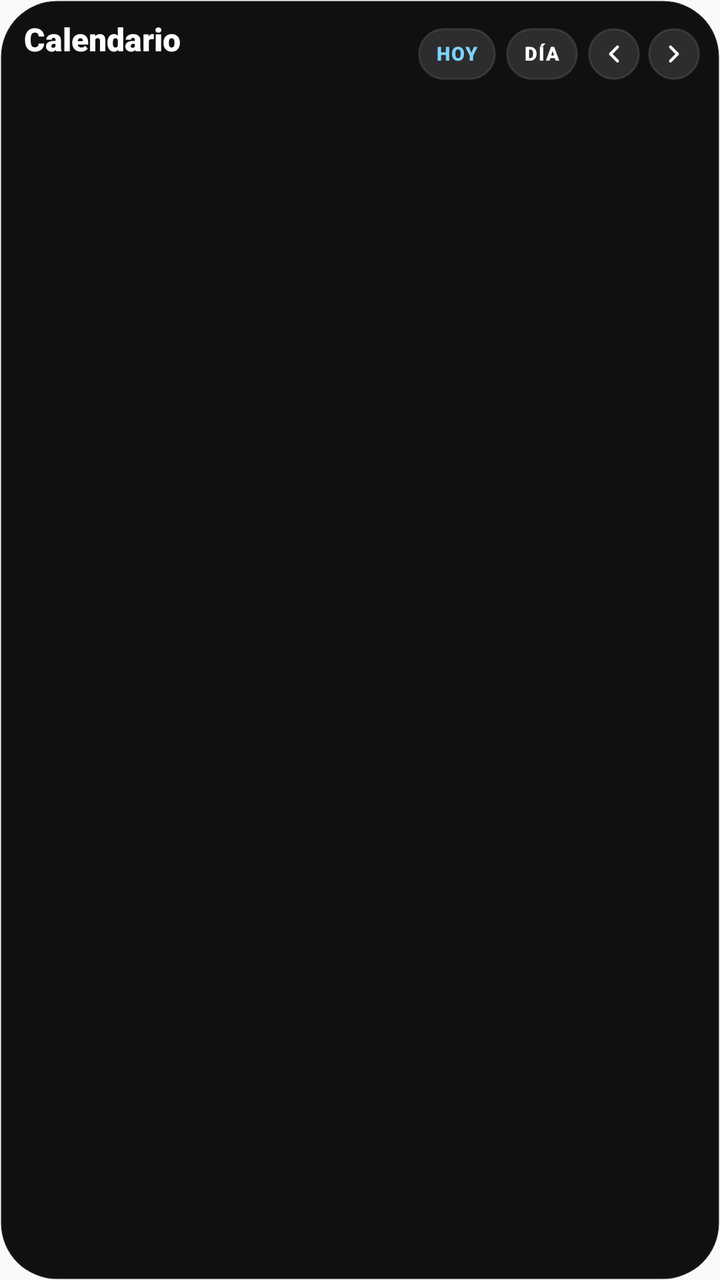
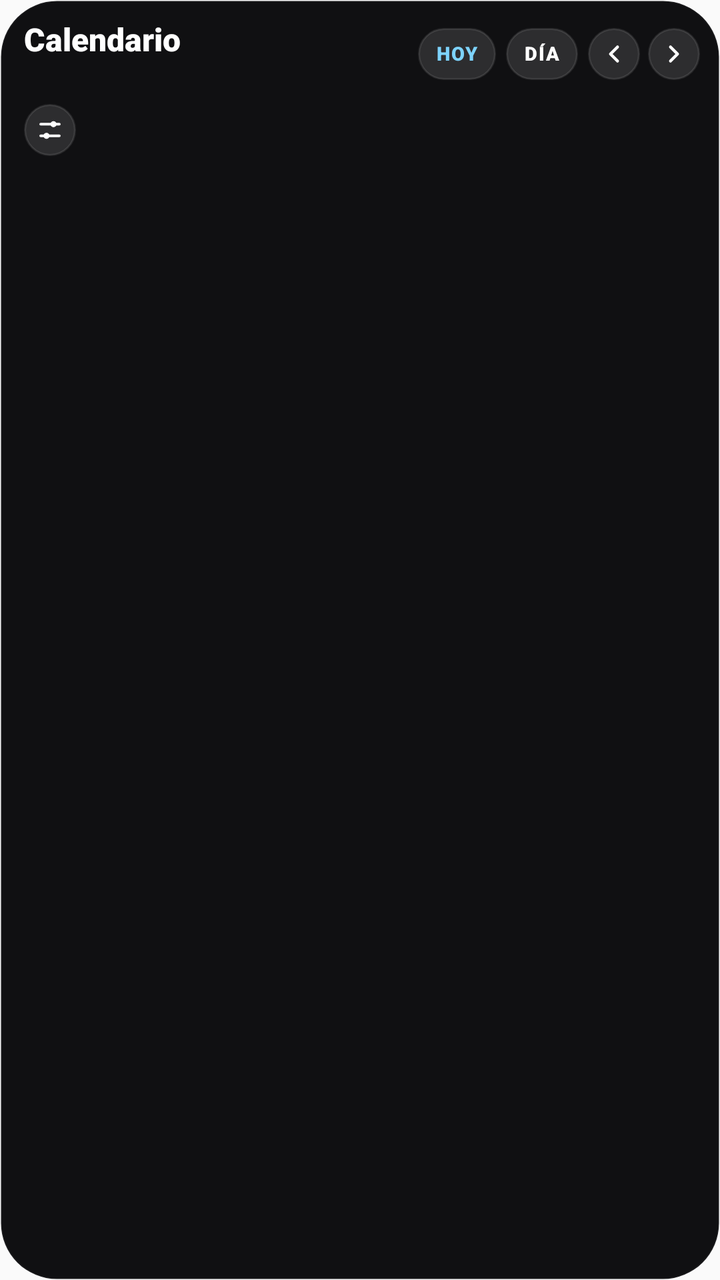

Two renders of the same Android screen: before a commit and after it. Below are the layout's source before the change and the commit's diff.
<!-- AndroidManifest.xml: application theme AppTheme -->
<!-- res/layout/widget_calendar.xml -->
<?xml version="1.0" encoding="utf-8"?>
<FrameLayout xmlns:android="http://schemas.android.com/apk/res/android"
    android:id="@+id/calendar_root"
    android:layout_width="match_parent"
    android:layout_height="match_parent">

    <ImageView
        android:id="@+id/calendar_background"
        android:layout_width="match_parent"
        android:layout_height="match_parent"
        android:scaleType="fitXY"
        android:src="@drawable/widget_background" />

    <LinearLayout
        android:layout_width="match_parent"
        android:layout_height="match_parent"
        android:orientation="vertical"
        android:paddingStart="10dp"
        android:paddingTop="8dp"
        android:paddingEnd="10dp"
        android:paddingBottom="8dp">

        
        <LinearLayout
            android:id="@+id/calendar_header"
            android:layout_width="match_parent"
            android:layout_height="38dp"
            android:gravity="center_vertical"
            android:orientation="horizontal">

            <LinearLayout
                android:id="@+id/calendar_title_box"
                android:layout_width="0dp"
                android:layout_height="wrap_content"
                android:layout_weight="1"
                android:clickable="true"
                android:orientation="vertical"
                android:paddingStart="2dp"
                android:paddingEnd="6dp">

                <TextView
                    android:id="@+id/calendar_title"
                    android:layout_width="match_parent"
                    android:layout_height="wrap_content"
                    android:ellipsize="end"
                    android:fontFamily="sans-serif-black"
                    android:includeFontPadding="false"
                    android:maxLines="1"
                    android:text="Calendario"
                    android:textColor="#FFFFFF"
                    android:textSize="16sp" />

                <TextView
                    android:id="@+id/calendar_subtitle"
                    android:layout_width="match_parent"
                    android:layout_height="wrap_content"
                    android:layout_marginTop="2dp"
                    android:ellipsize="end"
                    android:fontFamily="sans-serif-medium"
                    android:includeFontPadding="false"
                    android:maxLines="1"
                    android:text=""
                    android:textColor="#80FFFFFF"
                    android:textSize="10sp" />
            </LinearLayout>

            <FrameLayout
                android:id="@+id/calendar_today_btn"
                android:layout_width="wrap_content"
                android:layout_height="26dp"
                android:layout_marginEnd="5dp"
                android:background="@drawable/widget_routine_pill_bg"
                android:clickable="true"
                android:paddingStart="9dp"
                android:paddingEnd="9dp">

                <TextView
                    android:layout_width="wrap_content"
                    android:layout_height="wrap_content"
                    android:layout_gravity="center"
                    android:fontFamily="sans-serif-black"
                    android:includeFontPadding="false"
                    android:letterSpacing="0.06"
                    android:text="HOY"
                    android:textColor="#7DD3FC"
                    android:textSize="9.5sp" />
            </FrameLayout>

            <FrameLayout
                android:id="@+id/calendar_span_btn"
                android:layout_width="wrap_content"
                android:layout_height="26dp"
                android:layout_marginEnd="5dp"
                android:background="@drawable/widget_routine_pill_bg"
                android:clickable="true"
                android:paddingStart="9dp"
                android:paddingEnd="9dp">

                <TextView
                    android:id="@+id/calendar_span_text"
                    android:layout_width="wrap_content"
                    android:layout_height="wrap_content"
                    android:layout_gravity="center"
                    android:fontFamily="sans-serif-black"
                    android:includeFontPadding="false"
                    android:letterSpacing="0.06"
                    android:text="DÍA"
                    android:textColor="#FFFFFF"
                    android:textSize="9.5sp" />
            </FrameLayout>

            <FrameLayout
                android:id="@+id/calendar_prev_btn"
                android:layout_width="26dp"
                android:layout_height="26dp"
                android:background="@drawable/widget_routine_btn_bg"
                android:clickable="true">

                <ImageView
                    android:layout_width="14dp"
                    android:layout_height="14dp"
                    android:layout_gravity="center"
                    android:src="@drawable/ic_calendar_prev" />
            </FrameLayout>

            <FrameLayout
                android:id="@+id/calendar_next_btn"
                android:layout_width="26dp"
                android:layout_height="26dp"
                android:layout_marginStart="4dp"
                android:background="@drawable/widget_routine_btn_bg"
                android:clickable="true">

                <ImageView
                    android:layout_width="14dp"
                    android:layout_height="14dp"
                    android:layout_gravity="center"
                    android:src="@drawable/ic_calendar_next" />
            </FrameLayout>
        </LinearLayout>

        
        <FrameLayout
            android:layout_width="match_parent"
            android:layout_height="0dp"
            android:layout_marginTop="4dp"
            android:layout_weight="1">

            <ImageView
                android:id="@+id/calendar_grid"
                android:layout_width="match_parent"
                android:layout_height="match_parent"
                android:clickable="true"
                android:scaleType="fitXY" />

            
            <FrameLayout
                android:id="@+id/calendar_hit_0"
                android:layout_width="0dp"
                android:layout_height="0dp"
                android:layout_gravity="top|start"
                android:clickable="true"
                android:visibility="gone" />

            <FrameLayout
                android:id="@+id/calendar_hit_1"
                android:layout_width="0dp"
                android:layout_height="0dp"
                android:layout_gravity="top|start"
                android:clickable="true"
                android:visibility="gone" />

            <FrameLayout
                android:id="@+id/calendar_hit_2"
                android:layout_width="0dp"
                android:layout_height="0dp"
                android:layout_gravity="top|start"
                android:clickable="true"
                android:visibility="gone" />

            <FrameLayout
                android:id="@+id/calendar_hit_3"
                android:layout_width="0dp"
                android:layout_height="0dp"
                android:layout_gravity="top|start"
                android:clickable="true"
                android:visibility="gone" />

            <FrameLayout
                android:id="@+id/calendar_hit_4"
                android:layout_width="0dp"
                android:layout_height="0dp"
                android:layout_gravity="top|start"
                android:clickable="true"
                android:visibility="gone" />

            <FrameLayout
                android:id="@+id/calendar_hit_5"
                android:layout_width="0dp"
                android:layout_height="0dp"
                android:layout_gravity="top|start"
                android:clickable="true"
                android:visibility="gone" />

            <FrameLayout
                android:id="@+id/calendar_hit_6"
                android:layout_width="0dp"
                android:layout_height="0dp"
                android:layout_gravity="top|start"
                android:clickable="true"
                android:visibility="gone" />

            <FrameLayout
                android:id="@+id/calendar_hit_7"
                android:layout_width="0dp"
                android:layout_height="0dp"
                android:layout_gravity="top|start"
                android:clickable="true"
                android:visibility="gone" />

            <FrameLayout
                android:id="@+id/calendar_hit_8"
                android:layout_width="0dp"
                android:layout_height="0dp"
                android:layout_gravity="top|start"
                android:clickable="true"
                android:visibility="gone" />

            <FrameLayout
                android:id="@+id/calendar_hit_9"
                android:layout_width="0dp"
                android:layout_height="0dp"
                android:layout_gravity="top|start"
                android:clickable="true"
                android:visibility="gone" />

            <FrameLayout
                android:id="@+id/calendar_hit_10"
                android:layout_width="0dp"
                android:layout_height="0dp"
                android:layout_gravity="top|start"
                android:clickable="true"
                android:visibility="gone" />

            <FrameLayout
                android:id="@+id/calendar_hit_11"
                android:layout_width="0dp"
                android:layout_height="0dp"
                android:layout_gravity="top|start"
                android:clickable="true"
                android:visibility="gone" />

            <FrameLayout
                android:id="@+id/calendar_hit_12"
                android:layout_width="0dp"
                android:layout_height="0dp"
                android:layout_gravity="top|start"
                android:clickable="true"
                android:visibility="gone" />

            <FrameLayout
                android:id="@+id/calendar_hit_13"
                android:layout_width="0dp"
                android:layout_height="0dp"
                android:layout_gravity="top|start"
                android:clickable="true"
                android:visibility="gone" />

            <FrameLayout
                android:id="@+id/calendar_hit_14"
                android:layout_width="0dp"
                android:layout_height="0dp"
                android:layout_gravity="top|start"
                android:clickable="true"
                android:visibility="gone" />

            <FrameLayout
                android:id="@+id/calendar_hit_15"
                android:layout_width="0dp"
                android:layout_height="0dp"
                android:layout_gravity="top|start"
                android:clickable="true"
                android:visibility="gone" />

            <FrameLayout
                android:id="@+id/calendar_up_btn"
                android:layout_width="26dp"
                android:layout_height="26dp"
                android:layout_gravity="bottom|start"
                android:layout_marginBottom="32dp"
                android:background="@drawable/widget_routine_btn_bg"
                android:clickable="true"
                android:visibility="gone">

                <ImageView
                    android:layout_width="14dp"
                    android:layout_height="14dp"
                    android:layout_gravity="center"
                    android:src="@drawable/ic_calendar_up" />
            </FrameLayout>

            <FrameLayout
                android:id="@+id/calendar_down_btn"
                android:layout_width="26dp"
                android:layout_height="26dp"
                android:layout_gravity="bottom|start"
                android:layout_marginBottom="2dp"
                android:background="@drawable/widget_routine_btn_bg"
                android:clickable="true"
                android:visibility="gone">

                <ImageView
                    android:layout_width="14dp"
                    android:layout_height="14dp"
                    android:layout_gravity="center"
                    android:src="@drawable/ic_calendar_down" />
            </FrameLayout>
        </FrameLayout>
    </LinearLayout>
</FrameLayout>
<!-- resources referenced by this layout -->
<resources>
  <!-- drawable ic_calendar_up (drawable) -->
  <?xml version="1.0" encoding="utf-8"?>
  <vector xmlns:android="http://schemas.android.com/apk/res/android" android:width="24dp" android:height="24dp" android:viewportWidth="24" android:viewportHeight="24">
      <path android:pathData="M6,15 L12,9 L18,15" android:strokeColor="#FFFFFFFF" android:strokeWidth="2.6" android:strokeLineCap="round" android:strokeLineJoin="round" android:fillColor="#00000000" />
  </vector>
  <!-- drawable widget_background (drawable) -->
  <?xml version="1.0" encoding="utf-8"?>
  <shape xmlns:android="http://schemas.android.com/apk/res/android"
      android:shape="rectangle">
      <solid android:color="#F0020204" />
      <corners android:radius="28dp" />
      <stroke
          android:width="1dp"
          android:color="#0DFFFFFF" />
  </shape>
  <!-- drawable widget_routine_btn_bg (drawable) -->
  <?xml version="1.0" encoding="utf-8"?>
  <shape xmlns:android="http://schemas.android.com/apk/res/android" android:shape="oval">
      <solid android:color="#1FFFFFFF" />
      <stroke android:width="1dp" android:color="#1AFFFFFF" />
  </shape>
  <!-- drawable widget_routine_pill_bg (drawable) -->
  <?xml version="1.0" encoding="utf-8"?>
  <shape xmlns:android="http://schemas.android.com/apk/res/android" android:shape="rectangle">
      <solid android:color="#1FFFFFFF" />
      <corners android:radius="14dp" />
      <stroke android:width="1dp" android:color="#1AFFFFFF" />
  </shape>
  <style name="AppTheme" parent="Theme.AppCompat.Light.DarkActionBar">
          
          <item name="colorPrimary">@color/colorPrimary</item>
          <item name="colorPrimaryDark">@color/colorPrimaryDark</item>
          <item name="colorAccent">@color/colorAccent</item>
      </style>
  <!-- unchanged entries left out for length: 3 -->
</resources>

<!-- the commit's change to res/layout/widget_calendar.xml (unified diff, before → after) -->
@@ -140,6 +140,135 @@
         </LinearLayout>
 
         
+        <LinearLayout
+            android:id="@+id/calendar_tools_row"
+            android:layout_width="match_parent"
+            android:layout_height="26dp"
+            android:layout_marginTop="4dp"
+            android:gravity="center_vertical"
+            android:orientation="horizontal"
+            android:visibility="gone">
+
+            <FrameLayout
+                android:id="@+id/calendar_zoom_out_btn"
+                android:layout_width="26dp"
+                android:layout_height="26dp"
+                android:background="@drawable/widget_routine_btn_bg"
+                android:clickable="true">
+
+                <ImageView
+                    android:layout_width="13dp"
+                    android:layout_height="13dp"
+                    android:layout_gravity="center"
+                    android:src="@drawable/ic_calendar_minus" />
+            </FrameLayout>
+
+            <TextView
+                android:id="@+id/calendar_zoom_text"
+                android:layout_width="40dp"
+                android:layout_height="26dp"
+                android:layout_marginStart="3dp"
+                android:layout_marginEnd="3dp"
+                android:background="@drawable/widget_routine_pill_bg"
+                android:clickable="true"
+                android:fontFamily="sans-serif-black"
+                android:gravity="center"
+                android:includeFontPadding="false"
+                android:maxLines="1"
+                android:text="100%"
+                android:textColor="#FFFFFF"
+                android:textSize="9.5sp" />
+
+            <FrameLayout
+                android:id="@+id/calendar_zoom_in_btn"
+                android:layout_width="26dp"
+                android:layout_height="26dp"
+                android:background="@drawable/widget_routine_btn_bg"
+                android:clickable="true">
+
+                <ImageView
+                    android:layout_width="13dp"
+                    android:layout_height="13dp"
+                    android:layout_gravity="center"
+                    android:src="@drawable/ic_calendar_plus" />
+            </FrameLayout>
+
+            
+            <LinearLayout
+                android:layout_width="0dp"
+                android:layout_height="26dp"
+                android:layout_marginStart="8dp"
+                android:layout_weight="1"
+                android:background="@drawable/widget_routine_pill_bg"
+                android:orientation="horizontal"
+                android:padding="2dp">
+
+                <FrameLayout
+                    android:id="@+id/calendar_color_own"
+                    android:layout_width="0dp"
+                    android:layout_height="match_parent"
+                    android:layout_weight="1"
+                    android:background="@drawable/widget_calendar_chip_on"
+                    android:clickable="true">
+
+                    <TextView
+                        android:id="@+id/calendar_color_own_text"
+                        android:layout_width="wrap_content"
+                        android:layout_height="wrap_content"
+                        android:layout_gravity="center"
+                        android:fontFamily="sans-serif-black"
+                        android:includeFontPadding="false"
+                        android:maxLines="1"
+                        android:text="MÍO"
+                        android:textColor="#FFFFFF"
+                        android:textSize="8.5sp" />
+                </FrameLayout>
+
+                <FrameLayout
+                    android:id="@+id/calendar_color_trait"
+                    android:layout_width="0dp"
+                    android:layout_height="match_parent"
+                    android:layout_weight="1"
+                    android:background="@drawable/widget_calendar_chip_off"
+                    android:clickable="true">
+
+                    <TextView
+                        android:id="@+id/calendar_color_trait_text"
+                        android:layout_width="wrap_content"
+                        android:layout_height="wrap_content"
+                        android:layout_gravity="center"
+                        android:fontFamily="sans-serif-black"
+                        android:includeFontPadding="false"
+                        android:maxLines="1"
+                        android:text="RASGO"
+                        android:textColor="#99FFFFFF"
+                        android:textSize="8.5sp" />
+                </FrameLayout>
+
+                <FrameLayout
+                    android:id="@+id/calendar_color_importance"
+                    android:layout_width="0dp"
+                    android:layout_height="match_parent"
+                    android:layout_weight="1.25"
+                    android:background="@drawable/widget_calendar_chip_off"
+                    android:clickable="true">
+
+                    <TextView
+                        android:id="@+id/calendar_color_importance_text"
+                        android:layout_width="wrap_content"
+                        android:layout_height="wrap_content"
+                        android:layout_gravity="center"
+                        android:fontFamily="sans-serif-black"
+                        android:includeFontPadding="false"
+                        android:maxLines="1"
+                        android:text="IMPORT."
+                        android:textColor="#99FFFFFF"
+                        android:textSize="8.5sp" />
+                </FrameLayout>
+            </LinearLayout>
+        </LinearLayout>
+
+        
         <FrameLayout
             android:layout_width="match_parent"
             android:layout_height="0dp"
@@ -282,6 +411,24 @@
                 android:clickable="true"
                 android:visibility="gone" />
 
+            
+            <FrameLayout
+                android:id="@+id/calendar_tools_btn"
+                android:layout_width="26dp"
+                android:layout_height="26dp"
+                android:layout_gravity="top|start"
+                android:layout_marginStart="2dp"
+                android:layout_marginTop="2dp"
+                android:background="@drawable/widget_routine_btn_bg"
+                android:clickable="true">
+
+                <ImageView
+                    android:layout_width="14dp"
+                    android:layout_height="14dp"
+                    android:layout_gravity="center"
+                    android:src="@drawable/ic_calendar_tune" />
+            </FrameLayout>
+
             <FrameLayout
                 android:id="@+id/calendar_up_btn"
                 android:layout_width="26dp"
<!-- resource entries referenced after the edit -->
@@ -1,5 +1,22 @@
 <!-- resources referenced by this layout -->
 <resources>
+  <!-- drawable ic_calendar_minus (drawable) -->
+  <?xml version="1.0" encoding="utf-8"?>
+  <vector xmlns:android="http://schemas.android.com/apk/res/android" android:width="24dp" android:height="24dp" android:viewportWidth="24" android:viewportHeight="24">
+      <path android:pathData="M5,12 L19,12" android:strokeColor="#FFFFFFFF" android:strokeWidth="2.6" android:strokeLineCap="round" android:fillColor="#00000000" />
+  </vector>
+  <!-- drawable ic_calendar_plus (drawable) -->
+  <?xml version="1.0" encoding="utf-8"?>
+  <vector xmlns:android="http://schemas.android.com/apk/res/android" android:width="24dp" android:height="24dp" android:viewportWidth="24" android:viewportHeight="24">
+      <path android:pathData="M12,5 L12,19 M5,12 L19,12" android:strokeColor="#FFFFFFFF" android:strokeWidth="2.6" android:strokeLineCap="round" android:fillColor="#00000000" />
+  </vector>
+  <!-- drawable ic_calendar_tune (drawable) -->
+  <?xml version="1.0" encoding="utf-8"?>
+  <vector xmlns:android="http://schemas.android.com/apk/res/android" android:width="24dp" android:height="24dp" android:viewportWidth="24" android:viewportHeight="24">
+      <path android:pathData="M4,7 L20,7 M4,17 L20,17" android:strokeColor="#FFFFFFFF" android:strokeWidth="2.2" android:strokeLineCap="round" android:fillColor="#00000000" />
+      <path android:pathData="M15,7 m-2.6,0 a2.6,2.6 0 1,0 5.2,0 a2.6,2.6 0 1,0 -5.2,0" android:fillColor="#FFFFFFFF" />
+      <path android:pathData="M9,17 m-2.6,0 a2.6,2.6 0 1,0 5.2,0 a2.6,2.6 0 1,0 -5.2,0" android:fillColor="#FFFFFFFF" />
+  </vector>
   <!-- drawable ic_calendar_up (drawable) -->
   <?xml version="1.0" encoding="utf-8"?>
   <vector xmlns:android="http://schemas.android.com/apk/res/android" android:width="24dp" android:height="24dp" android:viewportWidth="24" android:viewportHeight="24">
@@ -14,6 +31,19 @@
       <stroke
           android:width="1dp"
           android:color="#0DFFFFFF" />
+  </shape>
+  <!-- drawable widget_calendar_chip_off (drawable) -->
+  <?xml version="1.0" encoding="utf-8"?>
+  <shape xmlns:android="http://schemas.android.com/apk/res/android" android:shape="rectangle">
+      <solid android:color="#00000000" />
+      <corners android:radius="13dp" />
+  </shape>
+  <!-- drawable widget_calendar_chip_on (drawable) -->
+  <?xml version="1.0" encoding="utf-8"?>
+  <shape xmlns:android="http://schemas.android.com/apk/res/android" android:shape="rectangle">
+      <gradient android:angle="270" android:startColor="#55A5B4FC" android:endColor="#33818CF8" />
+      <corners android:radius="13dp" />
+      <stroke android:width="1dp" android:color="#66C7D2FE" />
   </shape>
   <!-- drawable widget_routine_btn_bg (drawable) -->
   <?xml version="1.0" encoding="utf-8"?>
